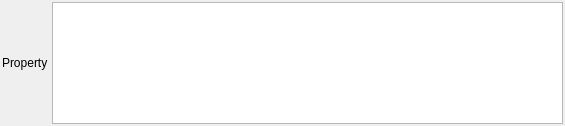
Qt form Source/SVWidgetsLib/FilterParameterWidgets/UI_Files/DataContainerArrayProxyWidget.ui (BlueQuartzSoftware/SIMPL) before a commit.
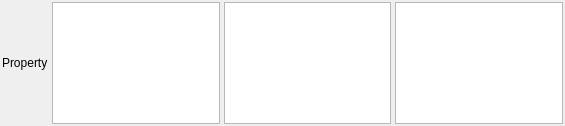
The same form after that commit.

Diff of the .ui file:
```diff
--- a/Source/SVWidgetsLib/FilterParameterWidgets/UI_Files/DataContainerArrayProxyWidget.ui
+++ b/Source/SVWidgetsLib/FilterParameterWidgets/UI_Files/DataContainerArrayProxyWidget.ui
@@ -34,9 +34,12 @@
     </widget>
    </item>
    <item>
-    <widget class="QColumnView" name="dcaProxyView">
-     <property name="styleSheet">
-      <string notr="true"/>
+    <widget class="QListWidget" name="dataContainerList">
+     <property name="sizePolicy">
+      <sizepolicy hsizetype="Expanding" vsizetype="Preferred">
+       <horstretch>0</horstretch>
+       <verstretch>0</verstretch>
+      </sizepolicy>
      </property>
      <property name="autoScroll">
       <bool>true</bool>
@@ -44,23 +47,31 @@
      <property name="editTriggers">
       <set>QAbstractItemView::NoEditTriggers</set>
      </property>
-     <property name="tabKeyNavigation">
-      <bool>false</bool>
+    </widget>
+   </item>
+   <item>
+    <widget class="QListWidget" name="attributeMatrixList">
+     <property name="sizePolicy">
+      <sizepolicy hsizetype="Expanding" vsizetype="Preferred">
+       <horstretch>0</horstretch>
+       <verstretch>0</verstretch>
+      </sizepolicy>
      </property>
-     <property name="alternatingRowColors">
-      <bool>true</bool>
+     <property name="editTriggers">
+      <set>QAbstractItemView::NoEditTriggers</set>
      </property>
-     <property name="selectionMode">
-      <enum>QAbstractItemView::SingleSelection</enum>
+    </widget>
+   </item>
+   <item>
+    <widget class="QListWidget" name="dataArrayList">
+     <property name="sizePolicy">
+      <sizepolicy hsizetype="Expanding" vsizetype="Preferred">
+       <horstretch>0</horstretch>
+       <verstretch>0</verstretch>
+      </sizepolicy>
      </property>
-     <property name="verticalScrollMode">
-      <enum>QAbstractItemView::ScrollPerPixel</enum>
-     </property>
-     <property name="horizontalScrollMode">
-      <enum>QAbstractItemView::ScrollPerPixel</enum>
-     </property>
-     <property name="resizeGripsVisible">
-      <bool>true</bool>
+     <property name="editTriggers">
+      <set>QAbstractItemView::NoEditTriggers</set>
      </property>
     </widget>
    </item>
```
Left out of the diff: 3 changed lines with no effect on the pictures.
